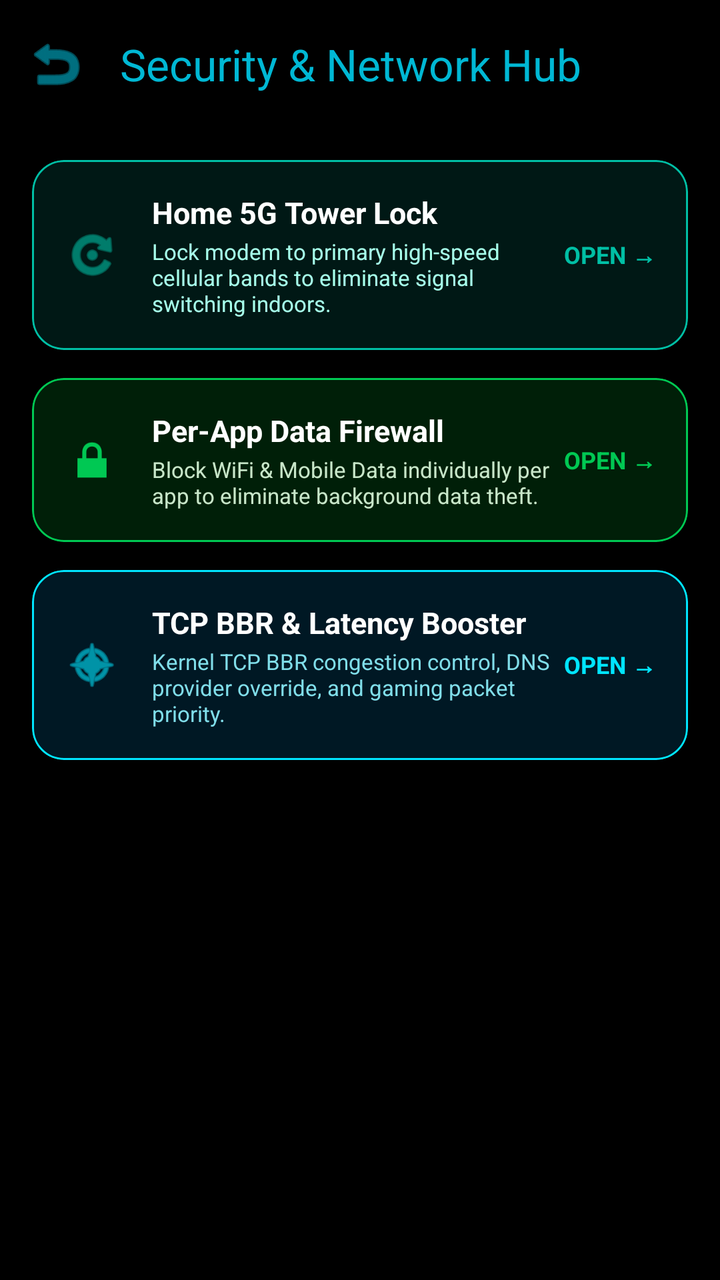
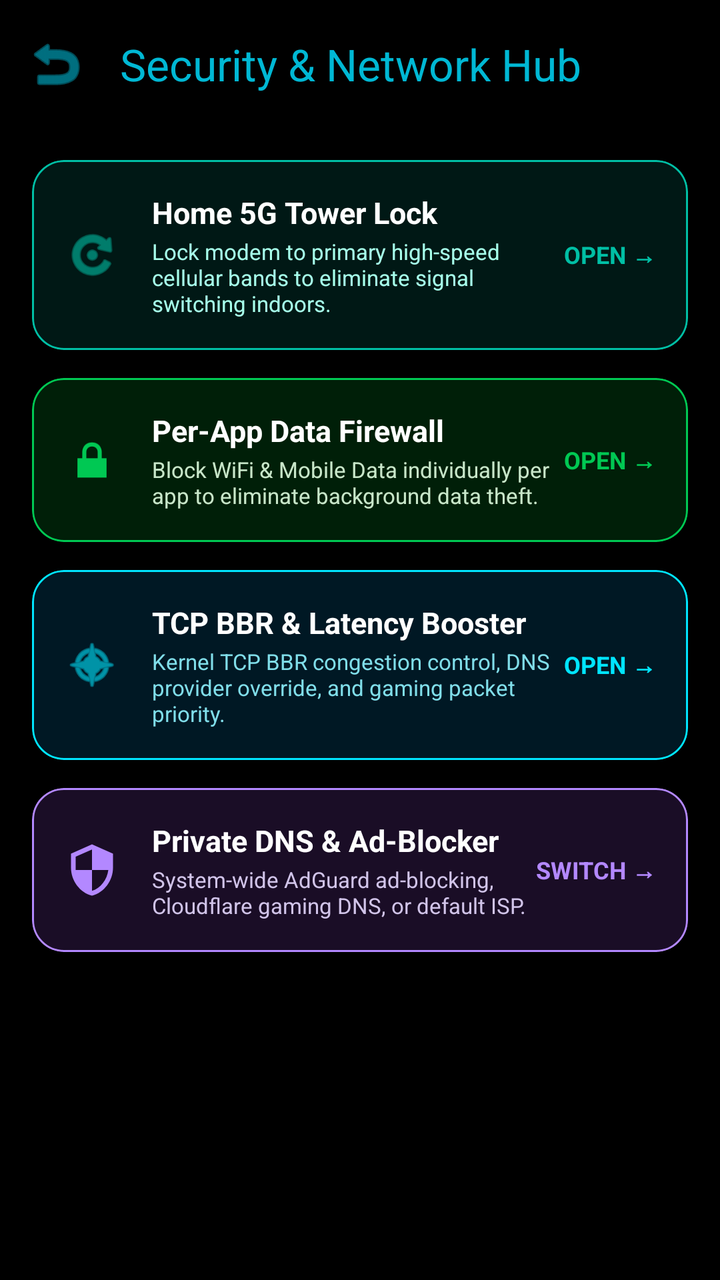

Two renders of the same Android screen: before a commit and after it. Below are the layout's source before the change and the commit's diff.
<!-- AndroidManifest.xml: activity theme Theme.PhoneControl -->
<!-- res/layout/activity_network.xml -->
<?xml version="1.0" encoding="utf-8"?>
<LinearLayout xmlns:android="http://schemas.android.com/apk/res/android"
    xmlns:app="http://schemas.android.com/apk/res-auto"
    android:layout_width="match_parent"
    android:layout_height="match_parent"
    android:orientation="vertical"
    android:background="@android:color/black"
    android:fitsSystemWindows="true">

    <com.google.android.material.appbar.MaterialToolbar
        android:id="@+id/toolbarNetwork"
        android:layout_width="match_parent"
        android:layout_height="?attr/actionBarSize"
        app:title="Security &amp; Network Hub"
        app:titleTextColor="@color/color_network"
        app:navigationIcon="@android:drawable/ic_menu_revert"
        app:navigationIconTint="@color/color_network" />

    <androidx.core.widget.NestedScrollView
        android:layout_width="match_parent"
        android:layout_height="match_parent">

        <LinearLayout
            android:layout_width="match_parent"
            android:layout_height="wrap_content"
            android:orientation="vertical"
            android:padding="16dp">

            
            <com.google.android.material.card.MaterialCardView
                android:id="@+id/cardTowerLock"
                android:layout_width="match_parent"
                android:layout_height="wrap_content"
                android:layout_marginBottom="14dp"
                app:cardCornerRadius="16dp"
                app:cardBackgroundColor="#001815"
                app:strokeWidth="1dp"
                app:strokeColor="#00BFA5"
                android:clickable="true"
                android:focusable="true">
                <LinearLayout
                    android:layout_width="match_parent"
                    android:layout_height="wrap_content"
                    android:orientation="horizontal"
                    android:padding="16dp"
                    android:gravity="center_vertical">
                    <ImageView
                        android:layout_width="28dp"
                        android:layout_height="28dp"
                        android:src="@android:drawable/ic_menu_rotate"
                        app:tint="#00BFA5" />
                    <LinearLayout
                        android:layout_width="0dp"
                        android:layout_height="wrap_content"
                        android:layout_weight="1"
                        android:layout_marginStart="16dp"
                        android:orientation="vertical">
                        <TextView
                            android:layout_width="wrap_content"
                            android:layout_height="wrap_content"
                            android:text="Home 5G Tower Lock"
                            android:textColor="@android:color/white"
                            android:textStyle="bold"
                            android:textSize="15sp" />
                        <TextView
                            android:layout_width="wrap_content"
                            android:layout_height="wrap_content"
                            android:layout_marginTop="2dp"
                            android:text="Lock modem to primary high-speed cellular bands to eliminate signal switching indoors."
                            android:textColor="#A7FFEB"
                            android:textSize="11sp" />
                    </LinearLayout>
                    <TextView
                        android:layout_width="wrap_content"
                        android:layout_height="wrap_content"
                        android:text="OPEN →"
                        android:textColor="#00BFA5"
                        android:textSize="12sp"
                        android:textStyle="bold" />
                </LinearLayout>
            </com.google.android.material.card.MaterialCardView>

            
            <com.google.android.material.card.MaterialCardView
                android:id="@+id/cardFirewall"
                android:layout_width="match_parent"
                android:layout_height="wrap_content"
                android:layout_marginBottom="14dp"
                app:cardCornerRadius="16dp"
                app:cardBackgroundColor="#001F08"
                app:strokeWidth="1dp"
                app:strokeColor="#00C853"
                android:clickable="true"
                android:focusable="true">
                <LinearLayout
                    android:layout_width="match_parent"
                    android:layout_height="wrap_content"
                    android:orientation="horizontal"
                    android:padding="16dp"
                    android:gravity="center_vertical">
                    <ImageView
                        android:layout_width="28dp"
                        android:layout_height="28dp"
                        android:src="@android:drawable/ic_lock_lock"
                        app:tint="#00C853" />
                    <LinearLayout
                        android:layout_width="0dp"
                        android:layout_height="wrap_content"
                        android:layout_weight="1"
                        android:layout_marginStart="16dp"
                        android:orientation="vertical">
                        <TextView
                            android:layout_width="wrap_content"
                            android:layout_height="wrap_content"
                            android:text="Per-App Data Firewall"
                            android:textColor="@android:color/white"
                            android:textStyle="bold"
                            android:textSize="15sp" />
                        <TextView
                            android:layout_width="wrap_content"
                            android:layout_height="wrap_content"
                            android:layout_marginTop="2dp"
                            android:text="Block WiFi &amp; Mobile Data individually per app to eliminate background data theft."
                            android:textColor="#C8E6C9"
                            android:textSize="11sp" />
                    </LinearLayout>
                    <TextView
                        android:layout_width="wrap_content"
                        android:layout_height="wrap_content"
                        android:text="OPEN →"
                        android:textColor="#00C853"
                        android:textSize="12sp"
                        android:textStyle="bold" />
                </LinearLayout>
            </com.google.android.material.card.MaterialCardView>

            
            <com.google.android.material.card.MaterialCardView
                android:id="@+id/cardTcpBbr"
                android:layout_width="match_parent"
                android:layout_height="wrap_content"
                android:layout_marginBottom="14dp"
                app:cardCornerRadius="16dp"
                app:cardBackgroundColor="#001824"
                app:strokeWidth="1dp"
                app:strokeColor="#00E5FF"
                android:clickable="true"
                android:focusable="true">
                <LinearLayout
                    android:layout_width="match_parent"
                    android:layout_height="wrap_content"
                    android:orientation="horizontal"
                    android:padding="16dp"
                    android:gravity="center_vertical">
                    <ImageView
                        android:layout_width="28dp"
                        android:layout_height="28dp"
                        android:src="@android:drawable/ic_menu_compass"
                        app:tint="#00E5FF" />
                    <LinearLayout
                        android:layout_width="0dp"
                        android:layout_height="wrap_content"
                        android:layout_weight="1"
                        android:layout_marginStart="16dp"
                        android:orientation="vertical">
                        <TextView
                            android:layout_width="wrap_content"
                            android:layout_height="wrap_content"
                            android:text="TCP BBR &amp; Latency Booster"
                            android:textColor="@android:color/white"
                            android:textStyle="bold"
                            android:textSize="15sp" />
                        <TextView
                            android:layout_width="wrap_content"
                            android:layout_height="wrap_content"
                            android:layout_marginTop="2dp"
                            android:text="Kernel TCP BBR congestion control, DNS provider override, and gaming packet priority."
                            android:textColor="#80DEEA"
                            android:textSize="11sp" />
                    </LinearLayout>
                    <TextView
                        android:layout_width="wrap_content"
                        android:layout_height="wrap_content"
                        android:text="OPEN →"
                        android:textColor="#00E5FF"
                        android:textSize="12sp"
                        android:textStyle="bold" />
                </LinearLayout>
            </com.google.android.material.card.MaterialCardView>

        </LinearLayout>
    </androidx.core.widget.NestedScrollView>

</LinearLayout>
<!-- resources referenced by this layout -->
<resources>
  <color name="color_network">#00B8D4</color>
  <style name="Theme.PhoneControl" parent="Theme.Material3.DayNight.NoActionBar">
          
          <item name="colorPrimary">@color/purple_500</item>
          <item name="colorPrimaryVariant">@color/purple_700</item>
          <item name="colorOnPrimary">@color/white</item>
          
          <item name="colorSecondary">@color/teal_200</item>
          <item name="colorSecondaryVariant">@color/teal_700</item>
          <item name="colorOnSecondary">@color/black</item>
          
          <item name="android:statusBarColor">@android:color/black</item>
          <item name="android:windowLightStatusBar" tools:targetApi="m">false</item>
          
          
          
      </style>
  <color name="purple_500">#FF6200EE</color>
  <color name="purple_700">#FF3700B3</color>
  <color name="white">#FFFFFFFF</color>
  <color name="teal_200">#FF03DAC5</color>
  <color name="teal_700">#FF018786</color>
  <color name="black">#FF000000</color>
</resources>

<!-- the commit's change to res/layout/activity_network.xml (unified diff, before → after) -->
@@ -188,6 +188,62 @@
                 </LinearLayout>
             </com.google.android.material.card.MaterialCardView>
 
+            
+            <com.google.android.material.card.MaterialCardView
+                android:id="@+id/cardPrivateDns"
+                android:layout_width="match_parent"
+                android:layout_height="wrap_content"
+                android:layout_marginBottom="14dp"
+                app:cardCornerRadius="16dp"
+                app:cardBackgroundColor="#1A0D26"
+                app:strokeWidth="1dp"
+                app:strokeColor="#B388FF"
+                android:clickable="true"
+                android:focusable="true">
+                <LinearLayout
+                    android:layout_width="match_parent"
+                    android:layout_height="wrap_content"
+                    android:orientation="horizontal"
+                    android:padding="16dp"
+                    android:gravity="center_vertical">
+                    <ImageView
+                        android:layout_width="28dp"
+                        android:layout_height="28dp"
+                        android:src="@drawable/ic_qs_private_dns"
+                        app:tint="#B388FF" />
+                    <LinearLayout
+                        android:layout_width="0dp"
+                        android:layout_height="wrap_content"
+                        android:layout_weight="1"
+                        android:layout_marginStart="16dp"
+                        android:orientation="vertical">
+                        <TextView
+                            android:layout_width="wrap_content"
+                            android:layout_height="wrap_content"
+                            android:text="Private DNS &amp; Ad-Blocker"
+                            android:textColor="@android:color/white"
+                            android:textStyle="bold"
+                            android:textSize="15sp" />
+                        <TextView
+                            android:id="@+id/tvPrivateDnsStatus"
+                            android:layout_width="wrap_content"
+                            android:layout_height="wrap_content"
+                            android:layout_marginTop="2dp"
+                            android:text="System-wide AdGuard ad-blocking, Cloudflare gaming DNS, or default ISP."
+                            android:textColor="#D1C4E9"
+                            android:textSize="11sp" />
+                    </LinearLayout>
+                    <TextView
+                        android:id="@+id/tvPrivateDnsAction"
+                        android:layout_width="wrap_content"
+                        android:layout_height="wrap_content"
+                        android:text="SWITCH →"
+                        android:textColor="#B388FF"
+                        android:textSize="12sp"
+                        android:textStyle="bold" />
+                </LinearLayout>
+            </com.google.android.material.card.MaterialCardView>
+
         </LinearLayout>
     </androidx.core.widget.NestedScrollView>
 
<!-- resource entries referenced after the edit -->
@@ -1,6 +1,16 @@
 <!-- resources referenced by this layout -->
 <resources>
   <color name="color_network">#00B8D4</color>
+  <!-- drawable ic_qs_private_dns (drawable) -->
+  <vector xmlns:android="http://schemas.android.com/apk/res/android"
+      android:width="24dp"
+      android:height="24dp"
+      android:viewportWidth="24"
+      android:viewportHeight="24">
+      <path
+          android:fillColor="#FFFFFFFF"
+          android:pathData="M12,1L3,5V11C3,16.55 6.84,21.74 12,23C17.16,21.74 21,16.55 21,11V5L12,1ZM12,11.99H19C18.47,16.11 15.72,19.78 12,20.93V12H5V6.3L12,3.19V11.99Z"/>
+  </vector>
   <style name="Theme.PhoneControl" parent="Theme.Material3.DayNight.NoActionBar">
           
           <item name="colorPrimary">@color/purple_500</item>
